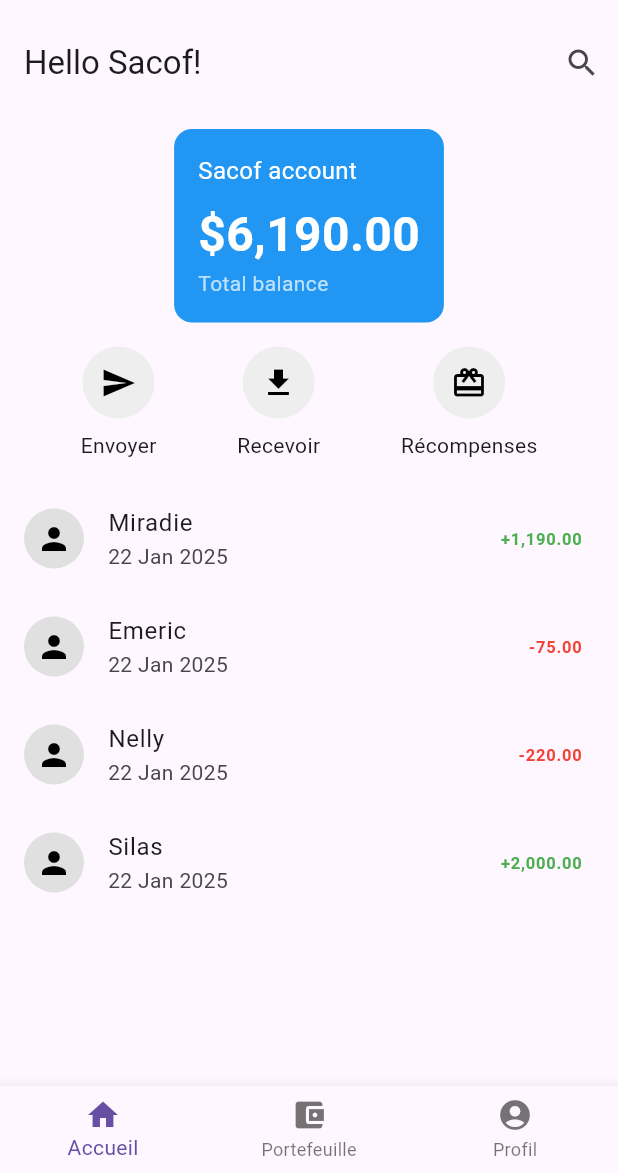
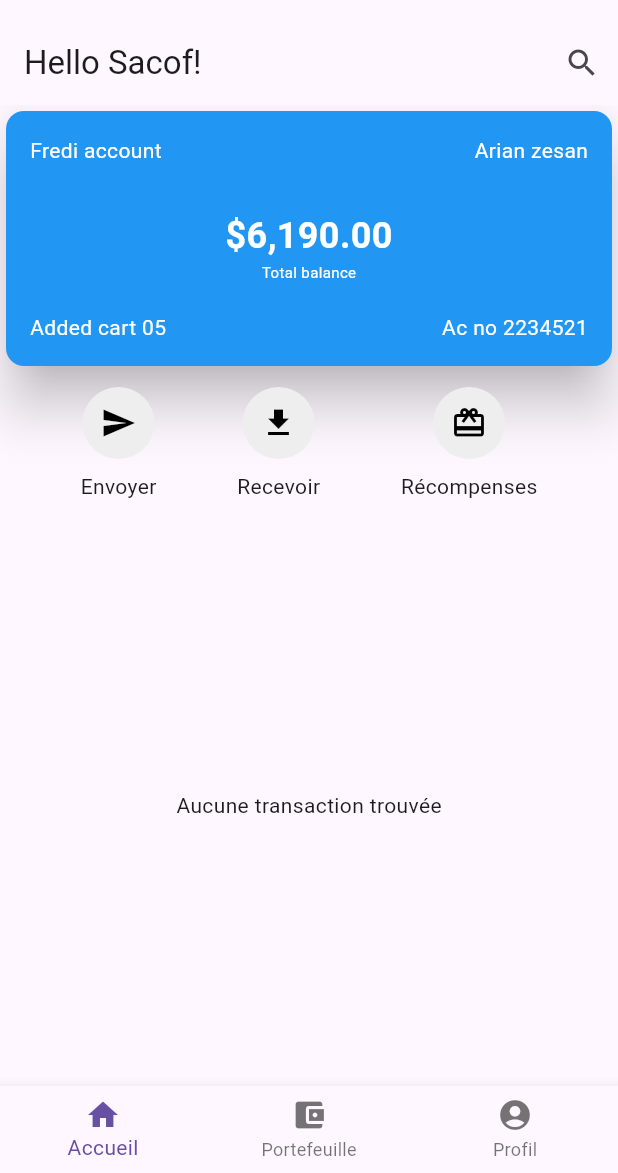
Before and after one commit to VODOUNOUPKEfredi/flutter-_days_2, a Flutter app: the screen it shows after launch, on a phone screen of 412 x 824 dp, the part 63-1236 px from its top. Run offline on Flutter 3.47's test engine with Material 3 defaults, Android fonts, the phone set to English and light mode, and no system bars; our stand-ins replace fl_chart, sqflite, sqflite_common_ffi; missing offline and left inert: u_credit_card; accounts and stored records are empty.

Commit message:
recupuration des transaction initialisé

```diff
--- a/dclic_pay/lib/homescreen.dart
+++ b/dclic_pay/lib/homescreen.dart
@@ -1,8 +1,24 @@
+
 import 'package:flutter/material.dart';
-import 'package:dclic_pay/sendPage.dart'; // Assurez-vous d'importer la page d'envoi d'argent
+import 'package:dclic_pay/sendPage.dart';
+import 'package:dclic_pay/db_helper.dart';
 
-class HomePage extends StatelessWidget {
+
+class HomePage extends StatefulWidget {
   const HomePage({Key? key}) : super(key: key);
+
+  @override
+  _HomePageState createState() => _HomePageState();
+}
+
+class _HomePageState extends State<HomePage> {
+  late Future<List<Map<String, dynamic>>> transactions;
+
+  @override
+  void initState() {
+    super.initState();
+    transactions = DbHelper.getTransactions(); // Charger les transactions depuis SQLite
+  }
 
   @override
   Widget build(BuildContext context) {
@@ -18,37 +34,44 @@ class HomePage extends StatelessWidget {
       ),
       body: Column(
         children: [
-          // Solde principal
-          Container(
-            margin: const EdgeInsets.all(16),
-            padding: const EdgeInsets.all(16),
-            decoration: BoxDecoration(
-              color: Colors.blue,
-              borderRadius: BorderRadius.circular(12),
-            ),
-            child: Column(
-              crossAxisAlignment: CrossAxisAlignment.start,
-              children: const [
-                Text(
-                  "Sacof account",
-                  style: TextStyle(color: Colors.white, fontSize: 16),
-                ),
-                SizedBox(height: 8),
-                Text(
-                  "\$6,190.00",
-                  style: TextStyle(
-                    color: Colors.white,
-                    fontSize: 32,
-                    fontWeight: FontWeight.bold,
+          Card(
+            elevation: 15,
+            color: Colors.blue,
+            child: Padding(
+              padding: EdgeInsets.all(16),
+              child: Column(
+                children: [
+                  Row(
+                    mainAxisAlignment: MainAxisAlignment.spaceBetween,
+                    children: [
+                      Text("Fredi account", style: TextStyle(color: Colors.white)),
+                      Text("Arian zesan", style: TextStyle(color: Colors.white)),
+                    ],
                   ),
-                ),
-                Text(
-                  "Total balance",
-                  style: TextStyle(color: Colors.white70),
-                ),
-              ],
+                  SizedBox(height: 30),
+                  Center(
+                    child: Text(
+                      "\$6,190.00", // Remplace par le vrai solde SQLite si nécessaire
+                      style: TextStyle(fontWeight: FontWeight.bold, color: Colors.white, fontSize: 24),
+                    ),
+                  ),
+                  SizedBox(),
+                  Center(
+                    child: Text("Total balance", style: TextStyle(fontWeight: FontWeight.w400, color: Colors.white, fontSize: 10)),
+                  ),
+                  SizedBox(height: 20),
+                  Row(
+                    mainAxisAlignment: MainAxisAlignment.spaceBetween,
+                    children: [
+                      Text("Added cart 05", style: TextStyle(color: Colors.white)),
+                      Text("Ac no 2234521", style: TextStyle(color: Colors.white)),
+                    ],
+                  ),
+                ],
+              ),
             ),
           ),
+          SizedBox(height: 10),
           // Boutons d'actions
           Row(
             mainAxisAlignment: MainAxisAlignment.spaceEvenly,
@@ -57,44 +80,77 @@ class HomePage extends StatelessWidget {
                 icon: Icons.send,
                 label: "Envoyer",
                 onTap: () {
-                  // Navigation vers la page d'envoi d'argent
-                  Navigator.push(
-                    context,
-                    MaterialPageRoute(builder: (context) => const SendPage()),
-                  );
+                  Navigator.push(context, MaterialPageRoute(builder: (context) => const SendPage()));
                 },
               ),
               _actionButton(
                 icon: Icons.download,
                 label: "Recevoir",
-                onTap: () {
-                  // Logique pour recevoir de l'argent
-                },
+                onTap: () {},
               ),
               _actionButton(
                 icon: Icons.card_giftcard,
                 label: "Récompenses",
-                onTap: () {
-                  // Logique pour les récompenses
-                },
+                onTap: () {},
               ),
             ],
           ),
           const SizedBox(height: 16),
-          // Activité récente
+
+          // Liste des transactions avec ListView.builder
           Expanded(
-            child: ListView(
-              children: [
-                _transactionTile("Miradie", "+1,190.00", Colors.green),
-                _transactionTile("Emeric", "-75.00", Colors.red),
-                _transactionTile("Nelly", "-220.00", Colors.red),
-                _transactionTile("Silas", "+2,000.00", Colors.green),
-              ],
+            child: FutureBuilder<List<Map<String, dynamic>>>(
+              future: transactions,
+              builder: (context, snapshot) {
+                if (snapshot.connectionState == ConnectionState.waiting) {
+                  return Center(child: CircularProgressIndicator()); // Loader en attendant les données
+                } else if (snapshot.hasError) {
+                  return Center(child: Text("Erreur : ${snapshot.error}"));
+                } else if (!snapshot.hasData || snapshot.data!.isEmpty) {
+                  return Center(child: Text("Aucune transaction trouvée"));
+                } else {
+                  return ListView.builder(
+                    itemCount: snapshot.data!.length,
+                    itemBuilder: (context, index) {
+                      final transaction = snapshot.data![index];
+                      bool isReceived = transaction['amount'] > 0; // Déterminer si c'est un envoi ou une réception
+
+                      return GestureDetector(
+                        onTap: () {
+                          Navigator.push(context, MaterialPageRoute(builder: (context) => SendPage()));
+                        },
+                        child: Card(
+                          margin: EdgeInsets.symmetric(horizontal: 16, vertical: 8),
+                          shape: RoundedRectangleBorder(borderRadius: BorderRadius.circular(12)),
+                          elevation: 3,
+                          child: ListTile(
+                            leading: CircleAvatar(
+                              backgroundColor: isReceived ? Colors.green : Colors.red,
+                              child: Icon(
+                                isReceived ? Icons.arrow_downward : Icons.arrow_upward,
+                                color: Colors.white,
+                              ),
+                            ),
+                            title: Text(transaction['sender'], style: TextStyle(fontWeight: FontWeight.bold)),
+                            subtitle: Text(transaction['date']),
+                            trailing: Text(
+                              "${transaction['amount']} F CFA",
+                              style: TextStyle(
+                                fontWeight: FontWeight.bold,
+                                color: isReceived ? Colors.green : Colors.red,
+                              ),
+                            ),
+                          ),
+                        ),
+                      );
+                    },
+                  );
+                }
+              },
             ),
           ),
         ],
       ),
-
     );
   }
 
@@ -114,19 +170,4 @@ class HomePage extends StatelessWidget {
       ),
     );
   }
-
-  Widget _transactionTile(String name, String amount, Color color) {
-    return ListTile(
-      leading: CircleAvatar(
-        backgroundColor: Colors.grey[300],
-        child: const Icon(Icons.person, color: Colors.black),
-      ),
-      title: Text(name),
-      subtitle: const Text("22 Jan 2025"),
-      trailing: Text(
-        amount,
-        style: TextStyle(color: color, fontWeight: FontWeight.bold),
-      ),
-    );
-  }
 }
--- a/dclic_pay/lib/profilescreen.dart
+++ b/dclic_pay/lib/profilescreen.dart
@@ -58,7 +58,7 @@ class _ProfileScreenState extends State<ProfileScreen> {
           children: [
             CircleAvatar(
               radius: 50,
-              backgroundImage: AssetImage('assets/profile.png'),
+              backgroundImage: AssetImage('images/1.png'),
             ),
             SizedBox(height: 16),
             Text('John Doe', style: TextStyle(fontSize: 20, fontWeight: FontWeight.bold)),
--- a/dclic_pay/lib/sendPage.dart
+++ b/dclic_pay/lib/sendPage.dart
@@ -58,7 +58,7 @@ class _SendScreenState extends State<SendPage> {
           children: [
             CircleAvatar(
               radius: 20,
-              backgroundImage: AssetImage('assets/images/avatar.png'),
+              backgroundImage: AssetImage('images/1.png'),
             ),
             SizedBox(width: 10),
             Text(
--- a/dclic_pay/pubspec.yaml
+++ b/dclic_pay/pubspec.yaml
@@ -41,6 +41,7 @@ dependencies:
   u_credit_card: ^1.4.0
   sliding_clipped_nav_bar: ^3.1.1
   font_awesome_flutter: ^10.8.0
+  sqflite_common_ffi: ^2.3.5
 
 dev_dependencies:
   flutter_test:
@@ -65,8 +66,8 @@ flutter:
   uses-material-design: true
 
   # To add assets to your application, add an assets section, like this:
-  # assets:
-  #   - images/a_dot_burr.jpeg
+  assets:
+       - images/1.png
   #   - images/a_dot_ham.jpeg
 
   # An image asset can refer to one or more resolution-specific "variants", see
```
Also changed, not shown: dclic_pay/lib/db_helper.dart (+71 -80 lines), dclic_pay/lib/gdgdd.dart (added, +163 -0 lines), dclic_pay/lib/transaction.dart (+9 -5 lines), dclic_pay/lib/transactionProvider.dart (added, +52 -0 lines), dclic_pay/lib/walletscreen.dart (+4 -4 lines), dclic_pay/images/1.png (added), dclic_pay/pubspec.lock.
